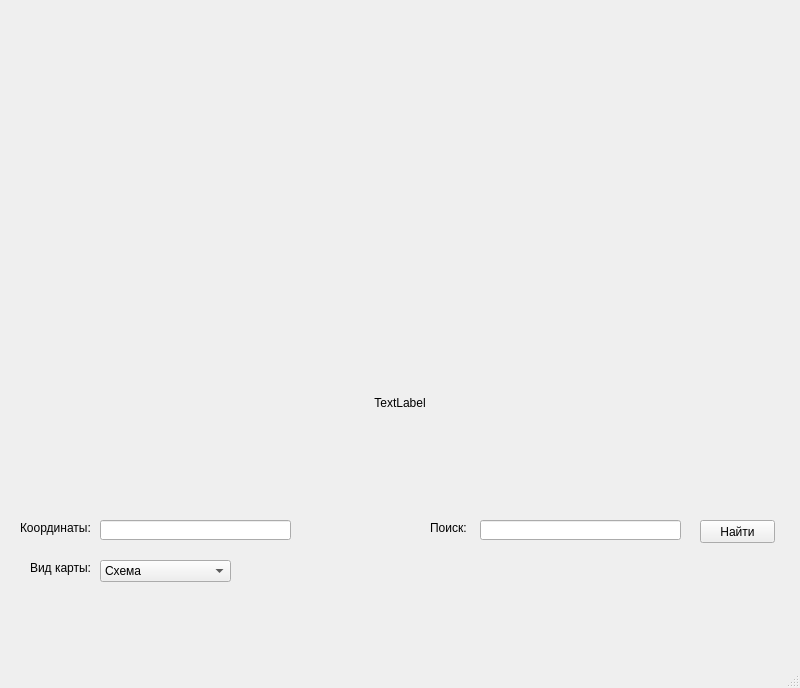
NikitaKolotushkin/MapsAPI, file ui_templates/map.ui: the form before one commit.
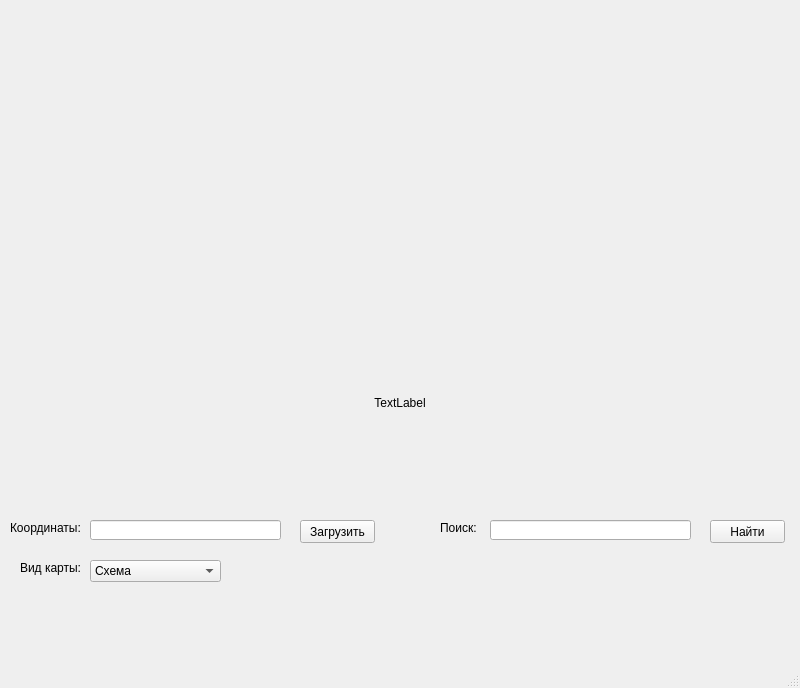
The form after the commit.

Patch:
```diff
--- a/ui_templates/map.ui
+++ b/ui_templates/map.ui
@@ -20,7 +20,7 @@
    <widget class="QLabel" name="label_2">
     <property name="geometry">
      <rect>
-      <x>20</x>
+      <x>10</x>
       <y>520</y>
       <width>71</width>
       <height>16</height>
@@ -33,7 +33,7 @@
    <widget class="QLineEdit" name="coordsInput">
     <property name="geometry">
      <rect>
-      <x>100</x>
+      <x>90</x>
       <y>520</y>
       <width>191</width>
       <height>20</height>
@@ -43,7 +43,7 @@
    <widget class="QComboBox" name="mapTypeBox">
     <property name="geometry">
      <rect>
-      <x>100</x>
+      <x>90</x>
       <y>560</y>
       <width>131</width>
       <height>22</height>
@@ -68,7 +68,7 @@
    <widget class="QLabel" name="label_3">
     <property name="geometry">
      <rect>
-      <x>30</x>
+      <x>20</x>
       <y>560</y>
       <width>61</width>
       <height>16</height>
@@ -81,7 +81,7 @@
    <widget class="QLabel" name="label_4">
     <property name="geometry">
      <rect>
-      <x>430</x>
+      <x>440</x>
       <y>520</y>
       <width>47</width>
       <height>16</height>
@@ -94,7 +94,7 @@
    <widget class="QLineEdit" name="searchInput">
     <property name="geometry">
      <rect>
-      <x>480</x>
+      <x>490</x>
       <y>520</y>
       <width>201</width>
       <height>20</height>
@@ -104,7 +104,7 @@
    <widget class="QPushButton" name="findButton">
     <property name="geometry">
      <rect>
-      <x>700</x>
+      <x>710</x>
       <y>520</y>
       <width>75</width>
       <height>23</height>
@@ -130,6 +130,19 @@
      <set>Qt::AlignBottom|Qt::AlignHCenter</set>
     </property>
    </widget>
+   <widget class="QPushButton" name="updateCoordsButton">
+    <property name="geometry">
+     <rect>
+      <x>300</x>
+      <y>520</y>
+      <width>75</width>
+      <height>23</height>
+     </rect>
+    </property>
+    <property name="text">
+     <string>Загрузить</string>
+    </property>
+   </widget>
   </widget>
   <widget class="QMenuBar" name="menubar">
    <property name="geometry">
```
